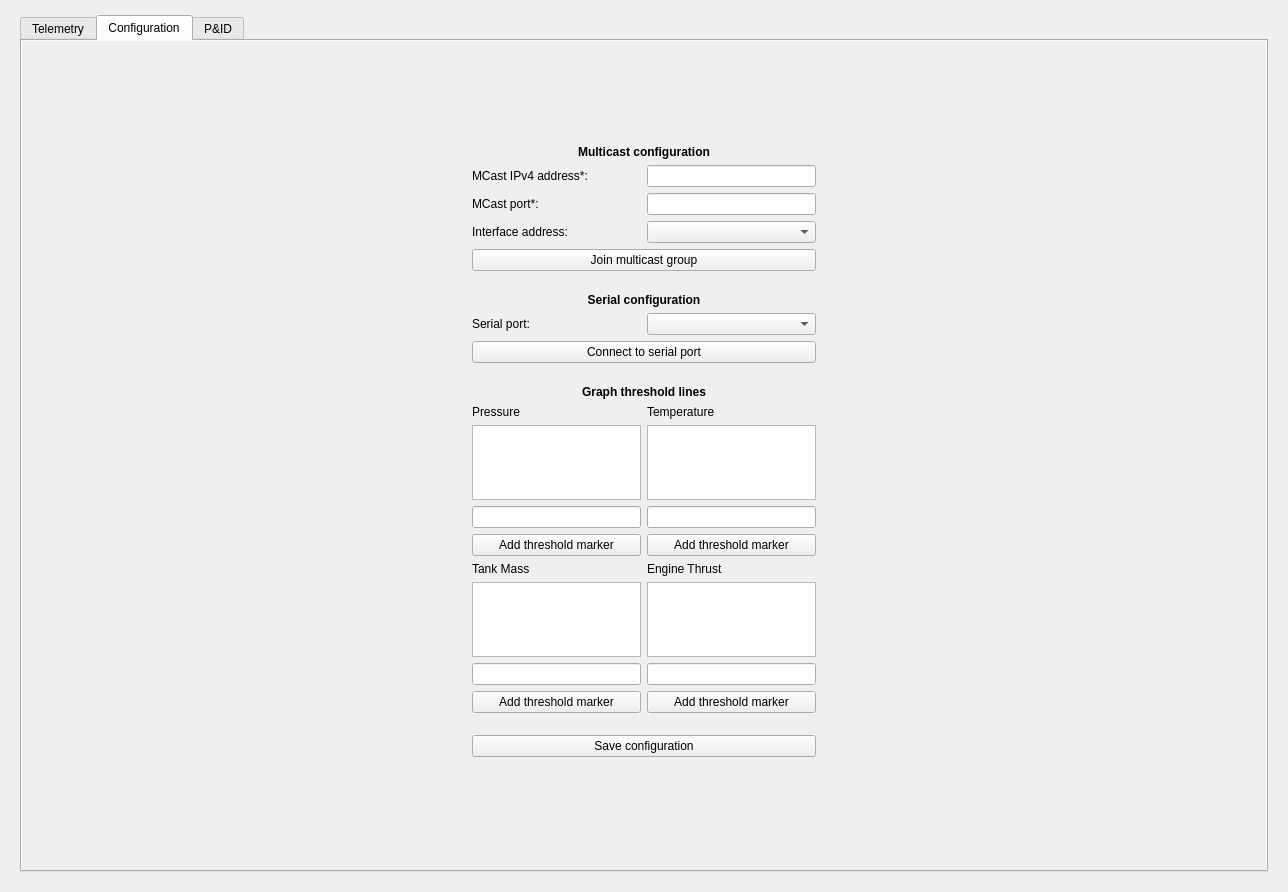
Above: main_window/ui/form.ui from CarletonURocketry/hybrid-engine-ui before the change. Below: the same form after it.
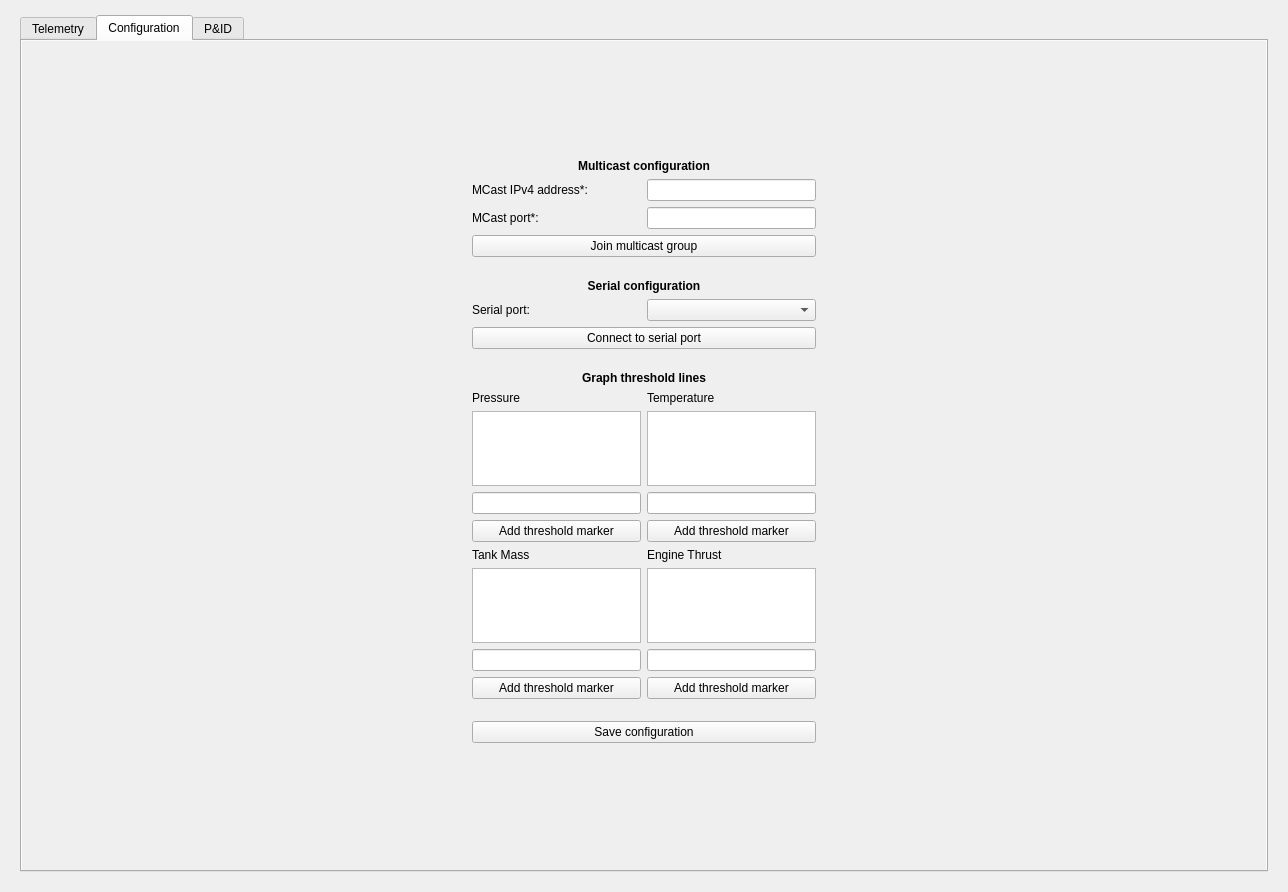
That is the form after the change. The open tabs and pages were chosen to show the change. Icons and pictures are not drawn. Custom widgets are drawn as their Qt base class.

Commit message: Remove interface dropdown

```diff
--- a/main_window/ui/form.ui
+++ b/main_window/ui/form.ui
@@ -439,23 +439,6 @@
            </item>
           </layout>
          </item>
-         <item>
-          <layout class="QHBoxLayout" name="interfaceLayout">
-           <item>
-            <widget class="QLabel" name="interfaceAddressLabel">
-             <property name="toolTip">
-              <string>Enter ipconfig in terminal to see interfaces</string>
-             </property>
-             <property name="text">
-              <string>Interface address:</string>
-             </property>
-            </widget>
-           </item>
-           <item>
-            <widget class="QComboBox" name="interfaceAddressDropdown"/>
-           </item>
-          </layout>
-         </item>
          <item>
           <widget class="QPushButton" name="udpConnectButton">
            <property name="styleSheet">
```
The commit also changes 2 other files.
